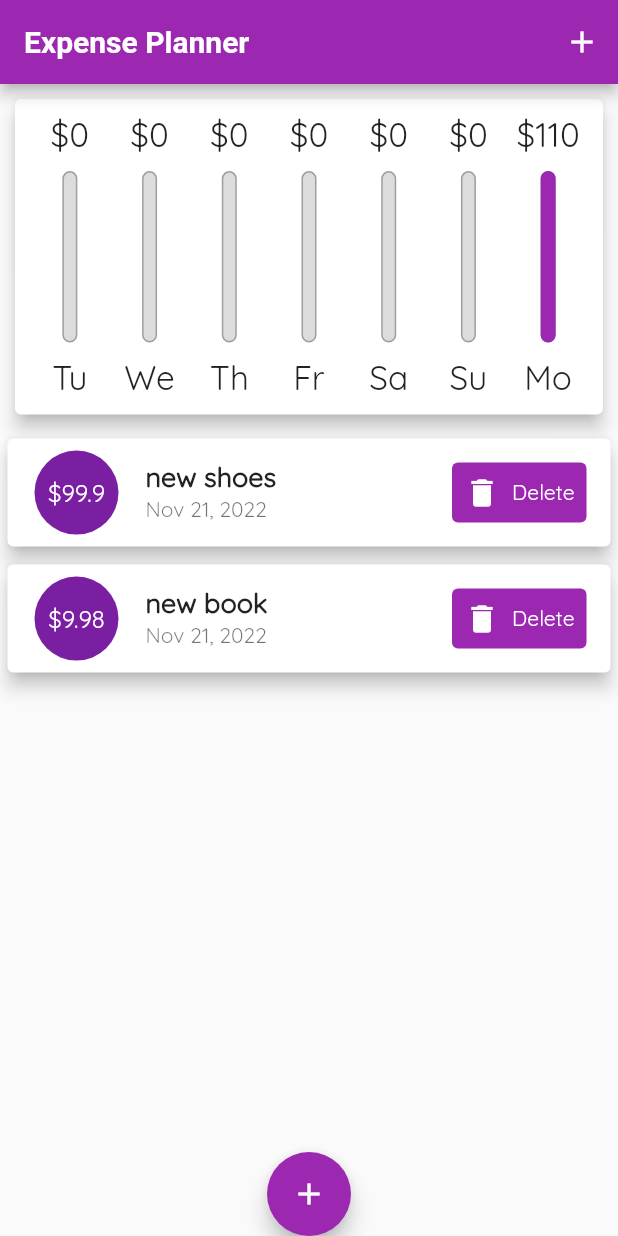
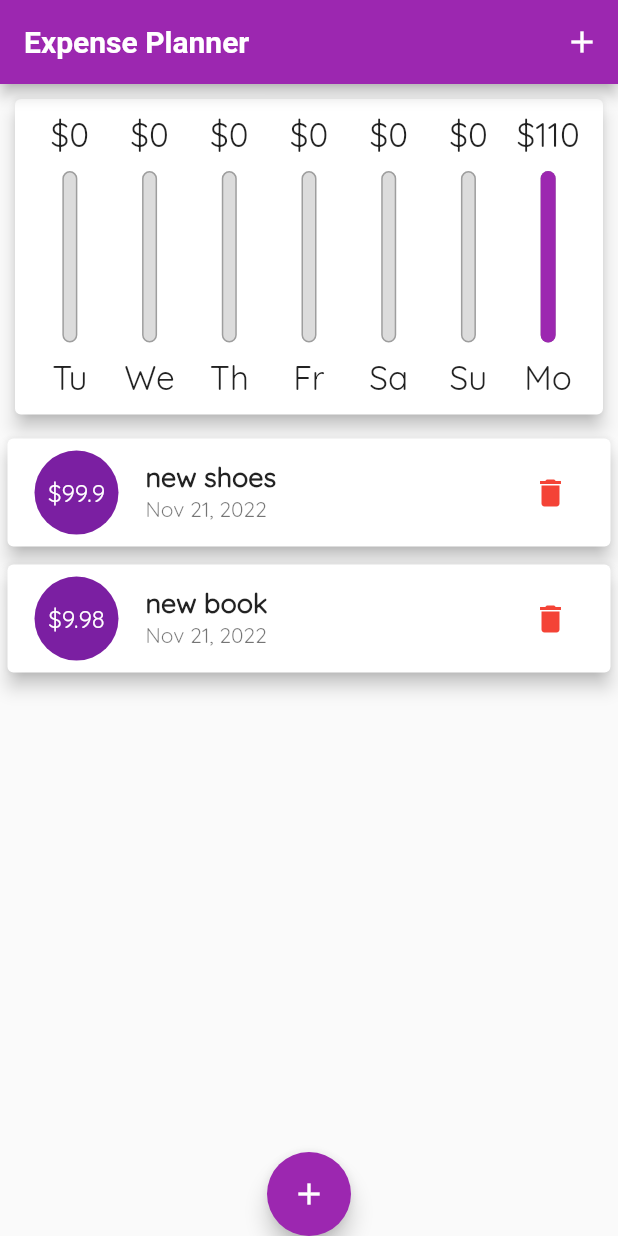
Before and after one commit to Nasim-Alizai/flutter_expense_palnner, a Flutter app: the screen it shows after launch, on a phone screen of 412 x 824 dp. Run offline on Flutter 3.47's test engine with Material 2 defaults, Android fonts, the phone set to English and light mode, and no system bars; Roboto replaces fonts that are missing (OpenSans).

Commit message:
console problem solved

```diff
--- a/lib/home_page.dart
+++ b/lib/home_page.dart
@@ -1,3 +1,5 @@
+import 'dart:io';
+import 'package:flutter/cupertino.dart';
 import 'package:flutter/material.dart';
 import './widgets/chart.dart';
 import './widgets/new_transaction.dart';
@@ -5,7 +7,7 @@ import './widgets/Transaction_list.dart';
 import './models/transactions.dart';
 
 class MyHomePage extends StatefulWidget {
-  MyHomePage({super.key});
+  const MyHomePage({super.key});
 
   @override
   State<MyHomePage> createState() => _MyHomePageState();
@@ -18,8 +20,8 @@ class _MyHomePageState extends State<MyHomePage> {
       builder: (_) {
         return GestureDetector(
           onTap: () {},
+          behavior: HitTestBehavior.opaque,
           child: NewTransaction(_addNewTransaction),
-          behavior: HitTestBehavior.opaque,
         );
       },
     );
@@ -46,7 +48,7 @@ class _MyHomePageState extends State<MyHomePage> {
     return _userTransactions.where((tx) {
       return tx.date.isAfter(
         DateTime.now().subtract(
-          Duration(days: 7),
+          const Duration(days: 7),
         ),
       );
     }).toList();
@@ -76,8 +78,23 @@ class _MyHomePageState extends State<MyHomePage> {
 
   @override
   Widget build(BuildContext context) {
+    final mdQuery = MediaQuery.of(context);
     final land = MediaQuery.of(context).orientation == Orientation.landscape;
-    final appBar = AppBar(
+
+    final PreferredSizeWidget appBar = (Platform.isIOS
+        ? CupertinoNavigationBar(
+            middle: const Text("Personal Expense"),
+            trailing: Row(
+              mainAxisSize: MainAxisSize.min,
+              children: [
+                GestureDetector(
+                  onTap: () => _startAddNewTransaction(context),
+                  child: const Icon(CupertinoIcons.add),
+                )
+              ],
+            ),
+          )
+        : AppBar(
             backgroundColor: Theme.of(context).primaryColor,
             title: const Text('Expense Planner'),
             actions: [
@@ -87,19 +104,18 @@ class _MyHomePageState extends State<MyHomePage> {
                 onPressed: () => _startAddNewTransaction(context),
               ),
             ],
-    );
+          ) as PreferredSizeWidget);
 
-    final txListWidget = Container(
-      height: (MediaQuery.of(context).size.height -
+    final txListWidget = SizedBox(
+      height: (mdQuery.size.height -
               appBar.preferredSize.height -
-              MediaQuery.of(context).padding.top) *
+              mdQuery.padding.top) *
           0.7,
       child: TransactionList(_userTransactions, _deleteTrans),
     );
 
-    return Scaffold(
-      appBar: appBar,
-      body: SingleChildScrollView(
+    final pageBody = SafeArea(
+      child: SingleChildScrollView(
         child: Column(
           // mainAxisAlignment: MainAxisAlignment.spaceAround,
           children: <Widget>[
@@ -107,8 +123,15 @@ class _MyHomePageState extends State<MyHomePage> {
               Row(
                 mainAxisAlignment: MainAxisAlignment.center,
                 children: [
-                  Text("show Graph"),
-                  Switch(
+                  const Text(
+                    "show Graph",
+                    style: TextStyle(
+                      fontSize: 18,
+                      fontFamily: "Quicksand",
+                      fontWeight: FontWeight.bold,
+                    ),
+                  ),
+                  Switch.adaptive(
                     value: _showGraph,
                     onChanged: (val) {
                       setState(() {
@@ -120,19 +143,19 @@ class _MyHomePageState extends State<MyHomePage> {
               ),
             if (land)
               _showGraph
-                  ? Container(
-                      height: (MediaQuery.of(context).size.height -
+                  ? SizedBox(
+                      height: (mdQuery.size.height -
                               appBar.preferredSize.height -
-                              MediaQuery.of(context).padding.top) *
+                              mdQuery.padding.top) *
                           0.7,
                       child: Chart(_recentTrans),
                     )
                   : txListWidget,
             if (!land)
-              Container(
-                height: (MediaQuery.of(context).size.height -
+              SizedBox(
+                height: (mdQuery.size.height -
                         appBar.preferredSize.height -
-                        MediaQuery.of(context).padding.top) *
+                        mdQuery.padding.top) *
                     0.3,
                 child: Chart(_recentTrans),
               ),
@@ -140,8 +163,21 @@ class _MyHomePageState extends State<MyHomePage> {
           ],
         ),
       ),
-      floatingActionButtonLocation: FloatingActionButtonLocation.centerDocked,
-      floatingActionButton: FloatingActionButton(
+    );
+
+    return Platform.isIOS
+        ? CupertinoPageScaffold(
+            navigationBar: (appBar as ObstructingPreferredSizeWidget),
+            child: pageBody,
+          )
+        : Scaffold(
+            appBar: appBar,
+            body: pageBody,
+            floatingActionButtonLocation:
+                FloatingActionButtonLocation.centerDocked,
+            floatingActionButton: Platform.isIOS
+                ? Container()
+                : FloatingActionButton(
                     onPressed: () => _startAddNewTransaction(context),
                     child: const Icon(Icons.add),
                   ),
--- a/lib/main.dart
+++ b/lib/main.dart
@@ -1,5 +1,4 @@
 import 'package:flutter/material.dart';
-import 'package:flutter/services.dart';
 import './home_page.dart';
 
 void main() {
@@ -18,7 +17,7 @@ class MyApp extends StatelessWidget {
     return MaterialApp(
       debugShowCheckedModeBanner: false,
       title: 'Flutter App',
-      home: MyHomePage(),
+      home: const MyHomePage(),
       theme: ThemeData(
           primarySwatch: Colors.purple,
           fontFamily: 'Quicksand',
--- a/lib/widgets/Transaction_list.dart
+++ b/lib/widgets/Transaction_list.dart
@@ -1,6 +1,6 @@
 import 'package:flutter/material.dart';
 import 'package:intl/intl.dart';
-import '../models/transactions.dart';
+import 'package:flutter_expense_palnner/models/transactions.dart';
 
 class TransactionList extends StatelessWidget {
   final List<Transactions> userTransactions;
@@ -15,11 +15,11 @@ class TransactionList extends StatelessWidget {
         ? LayoutBuilder(builder: (cts, cnt) {
             return Column(
               children: [
-                Text("No transactions added yet !"),
-                SizedBox(
+                const Text("No transactions added yet !"),
+                const SizedBox(
                   height: 10,
                 ),
-                Container(
+                SizedBox(
                   height: cnt.maxHeight * 0.6,
                   child: Image.asset(
                     'assets/images/waiting.png',
@@ -33,12 +33,12 @@ class TransactionList extends StatelessWidget {
             itemBuilder: (ctx, index) {
               return Card(
                 elevation: 5,
-                margin: EdgeInsets.symmetric(vertical: 6, horizontal: 5),
+                margin: const EdgeInsets.symmetric(vertical: 6, horizontal: 5),
                 child: ListTile(
                   leading: CircleAvatar(
                     radius: 30,
                     child: Padding(
-                      padding: EdgeInsets.all(6),
+                      padding: const EdgeInsets.all(6),
                       child: FittedBox(
                           child: Text('\$${userTransactions[index].amount}')),
                     ),
@@ -53,12 +53,12 @@ class TransactionList extends StatelessWidget {
                   subtitle: Text(
                     DateFormat.yMMMd().format(userTransactions[index].date),
                   ),
-                  trailing: MediaQuery.of(context).size.width > 400
+                  trailing: MediaQuery.of(context).size.width > 460
                       ? TextButton.icon(
                           onPressed: () =>
                               deteleTrans(userTransactions[index].id),
-                          icon: Icon(Icons.delete),
-                          label: Text("Delete"),
+                          icon: const Icon(Icons.delete),
+                          label: const Text("Delete"),
                           style: ButtonStyle(
                             backgroundColor:
                                 MaterialStateProperty.all<Color>(Colors.purple),
@@ -67,7 +67,7 @@ class TransactionList extends StatelessWidget {
                           ),
                         )
                       : IconButton(
-                          icon: Icon(Icons.delete),
+                          icon: const Icon(Icons.delete),
                           color: Colors.red,
                           onPressed: () =>
                               deteleTrans(userTransactions[index].id),
--- a/lib/widgets/chart.dart
+++ b/lib/widgets/chart.dart
@@ -39,9 +39,9 @@ class Chart extends StatelessWidget {
   Widget build(BuildContext context) {
     return Card(
       elevation: 5,
-      margin: EdgeInsets.all(10),
+      margin: const EdgeInsets.all(10),
       child: Container(
-        padding: EdgeInsets.all(10),
+        padding: const EdgeInsets.all(10),
         child: Row(
           mainAxisAlignment: MainAxisAlignment.spaceAround,
           children: maptrans.map((e) {
--- a/lib/widgets/chart_bar.dart
+++ b/lib/widgets/chart_bar.dart
@@ -5,14 +5,14 @@ class ChartBar extends StatelessWidget {
   final double spendingAmount;
   final double spendingPctOfTotal;
 
-  ChartBar(this.label, this.spendingAmount, this.spendingPctOfTotal);
+  const ChartBar(this.label, this.spendingAmount, this.spendingPctOfTotal);
 
   @override
   Widget build(BuildContext context) {
     return LayoutBuilder(builder: (ctx, cnt) {
       return Column(
         children: [
-          Container(
+          SizedBox(
             height: cnt.maxHeight * 0.15,
             child: FittedBox(
               child: Text('\$${spendingAmount.toStringAsFixed(0)}'),
@@ -21,7 +21,7 @@ class ChartBar extends StatelessWidget {
           SizedBox(
             height: cnt.maxHeight * 0.05,
           ),
-          Container(
+          SizedBox(
             height: cnt.maxHeight * 0.6,
             width: 10,
             child: Stack(children: [
@@ -46,7 +46,7 @@ class ChartBar extends StatelessWidget {
           SizedBox(
             height: cnt.maxHeight * 0.05,
           ),
-          Container(
+          SizedBox(
             height: cnt.maxHeight * 0.15,
             child: FittedBox(
               child: Text(label),
--- a/lib/widgets/new_transaction.dart
+++ b/lib/widgets/new_transaction.dart
@@ -4,7 +4,7 @@ import 'package:intl/intl.dart';
 class NewTransaction extends StatefulWidget {
   final Function newTransaction;
 
-  NewTransaction(this.newTransaction);
+  const NewTransaction(this.newTransaction);
 
   @override
   State<NewTransaction> createState() => _NewTransactionState();
@@ -23,7 +23,7 @@ class _NewTransactionState extends State<NewTransaction> {
     final enteredTitle = _titleController.text;
     final enteredAmount = double.parse(_amountController.text);
 
-    if (enteredTitle.isEmpty || enteredAmount <= 0 || _selectedDate == null) {
+    if (enteredTitle.isEmpty || enteredAmount <= 0) {
       return;
     }
 
@@ -49,7 +49,6 @@ class _NewTransactionState extends State<NewTransaction> {
         _selectedDate = pickedDate;
       });
     });
-    print('...');
   }
 
   @override
@@ -75,15 +74,13 @@ class _NewTransactionState extends State<NewTransaction> {
                 decoration: const InputDecoration(labelText: 'amount'),
                 controller: _amountController,
               ),
-              Container(
+              SizedBox(
                 height: 70,
                 child: Row(
                   children: <Widget>[
                     Expanded(
                       child: Text(
-                        _selectedDate == null
-                            ? 'No Date Chosen!'
-                            : 'Picked Date: ${DateFormat.yMd().format(_selectedDate)}',
+                        'Picked Date: ${DateFormat.yMd().format(_selectedDate)}',
                       ),
                     ),
                     TextButton(
@@ -91,13 +88,13 @@ class _NewTransactionState extends State<NewTransaction> {
                         foregroundColor:
                             MaterialStateProperty.all<Color>(Colors.purple),
                       ),
-                      child: Text(
+                      onPressed: _presentDatePicker,
+                      child: const Text(
                         'Choose Date',
                         style: TextStyle(
                           fontWeight: FontWeight.bold,
                         ),
                       ),
-                      onPressed: _presentDatePicker,
                     ),
                   ],
                 ),
```
Lines whose indentation alone changed are shown as unchanged.
